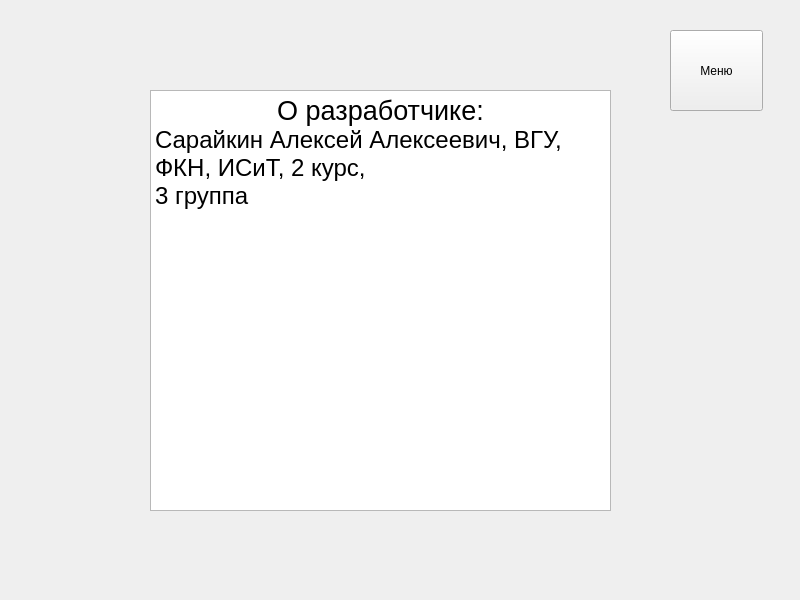
Old version of the form Task5/Resources/ui/forms/about.ui in the repository SaVyrin/Languages-and-Programming-Systems.
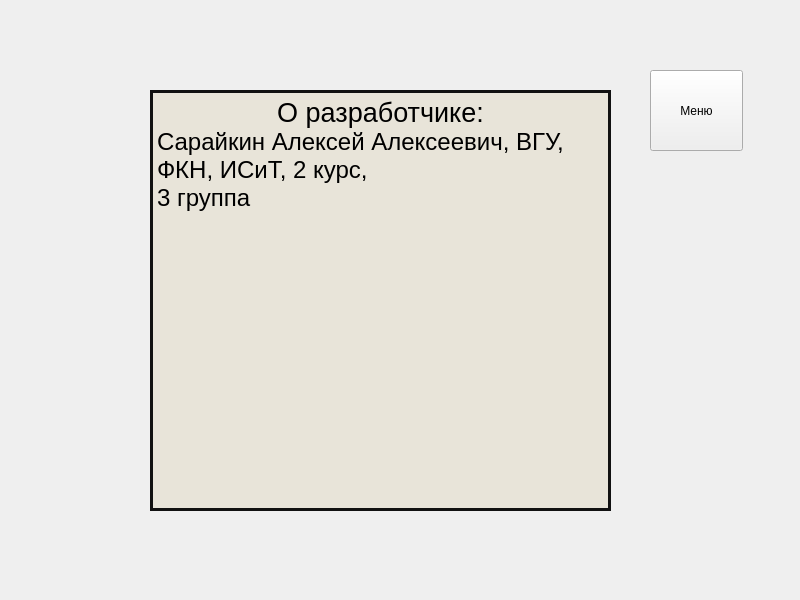
New version of the form.

Commit message: Task 5 Added costumization(icon, titles, backgrounds)

Diff of the .ui file:
```diff
--- a/Task5/Resources/ui/forms/about.ui
+++ b/Task5/Resources/ui/forms/about.ui
@@ -14,7 +14,20 @@
    <string>MainWindow</string>
   </property>
   <widget class="QWidget" name="centralwidget">
-   <widget class="QTextEdit" name="textEdit">
+   <widget class="QPushButton" name="menuButton">
+    <property name="geometry">
+     <rect>
+      <x>650</x>
+      <y>70</y>
+      <width>93</width>
+      <height>81</height>
+     </rect>
+    </property>
+    <property name="text">
+     <string>Меню</string>
+    </property>
+   </widget>
+   <widget class="QTextBrowser" name="textBrowser">
     <property name="geometry">
      <rect>
       <x>150</x>
@@ -23,6 +36,10 @@
       <height>421</height>
      </rect>
     </property>
+    <property name="styleSheet">
+     <string notr="true">background-color: rgba(232, 228, 216, 0.95);
+border: 3px solid #111;</string>
+    </property>
     <property name="html">
      <string>&lt;!DOCTYPE HTML PUBLIC &quot;-//W3C//DTD HTML 4.0//EN&quot; &quot;http://www.w3.org/TR/REC-html40/strict.dtd&quot;&gt;
 &lt;html&gt;&lt;head&gt;&lt;meta name=&quot;qrichtext&quot; content=&quot;1&quot; /&gt;&lt;style type=&quot;text/css&quot;&gt;
@@ -33,19 +50,6 @@
 &lt;p style=&quot; margin-top:0px; margin-bottom:0px; margin-left:0px; margin-right:0px; -qt-block-indent:0; text-indent:0px;&quot;&gt;&lt;span style=&quot; font-size:18pt;&quot;&gt;3 группа&lt;/span&gt;&lt;/p&gt;&lt;/body&gt;&lt;/html&gt;</string>
     </property>
    </widget>
-   <widget class="QPushButton" name="menuButton">
-    <property name="geometry">
-     <rect>
-      <x>670</x>
-      <y>30</y>
-      <width>93</width>
-      <height>81</height>
-     </rect>
-    </property>
-    <property name="text">
-     <string>Меню</string>
-    </property>
-   </widget>
   </widget>
  </widget>
  <resources/>
```
Left out of the diff: 2 changed lines with no effect on the pictures. The commit also changes 16 other files.
